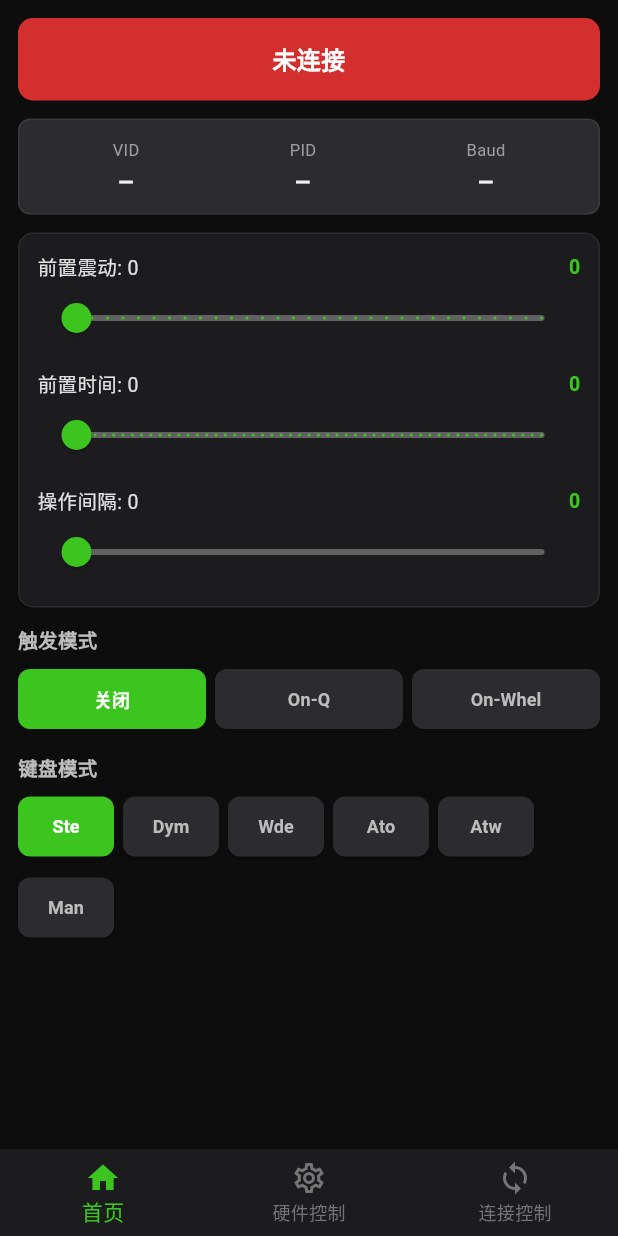
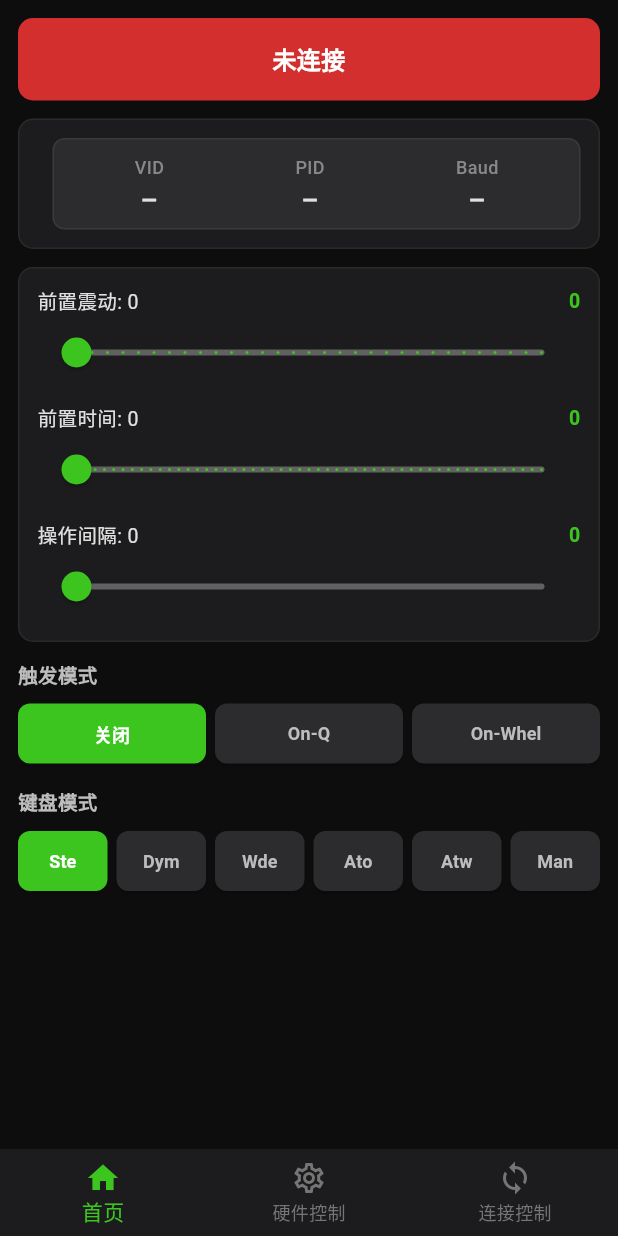
Before and after one commit to tobycroft/flutter_tuuzkb, a Flutter app: the screen it shows after launch, on a phone screen of 412 x 824 dp. Run offline on Flutter 3.47's test engine with Material 3 defaults, Android fonts, the phone set to English and light mode, and no system bars; our stand-ins replace shared_preferences.

Commit message:
修复键盘模式布局并添加防止休眠功能
- 键盘模式按钮从 Wrap 改为 Row，使 Expanded 生效，按钮均匀填充横排
- 添加 wakelock_plus 依赖，应用启动时启用防止屏幕休眠

```diff
--- a/lib/main.dart
+++ b/lib/main.dart
@@ -1,9 +1,10 @@
 import 'package:flutter/material.dart';
+import 'package:flutter_tuuzkb/pages/connection_page.dart';
 import 'package:flutter_tuuzkb/pages/home_page.dart';
 import 'package:flutter_tuuzkb/pages/settings_page.dart';
-import 'package:flutter_tuuzkb/pages/connection_page.dart';
 
 void main() {
+  WidgetsFlutterBinding.ensureInitialized();
   runApp(const TuuzKBApp());
 }
 
--- a/lib/pages/home_page.dart
+++ b/lib/pages/home_page.dart
@@ -1,5 +1,7 @@
 import 'dart:async';
+
 import 'package:flutter/material.dart';
+
 import '../store/ws.dart';
 
 class HomePage extends StatefulWidget {
@@ -34,7 +36,7 @@ class _HomePageState extends State<HomePage> {
     ws.sendMessage({
       'route': 'semi-config',
       'type': 'switch_output',
-      'data': {'name': name}
+      'data': {'name': name},
     });
     _cfggetTimer?.cancel();
     _cfggetTimer = Timer(Duration(seconds: 1), () {
@@ -82,9 +84,12 @@ class _HomePageState extends State<HomePage> {
 
   Color _getStatusColor() {
     switch (ws.connectionClass) {
-      case 'status-success': return Colors.green[700]!;
-      case 'status-progress': return Colors.blue[700]!;
-      default: return Colors.red[700]!;
+      case 'status-success':
+        return Colors.green[700]!;
+      case 'status-progress':
+        return Colors.blue[700]!;
+      default:
+        return Colors.red[700]!;
     }
   }
 
@@ -167,7 +172,11 @@ class _ConnectionBanner extends StatelessWidget {
       child: Text(
         message,
         textAlign: TextAlign.center,
-        style: TextStyle(color: Colors.white, fontSize: 16, fontWeight: FontWeight.w600),
+        style: TextStyle(
+          color: Colors.white,
+          fontSize: 16,
+          fontWeight: FontWeight.w600,
+        ),
       ),
     );
   }
@@ -196,51 +205,95 @@ class _OutputAndInfoPanel extends StatelessWidget {
 
   @override
   Widget build(BuildContext context) {
-    return Column(
-      crossAxisAlignment: CrossAxisAlignment.start,
+    return Container(
+      padding: EdgeInsets.all(12),
+      decoration: BoxDecoration(
+        color: Color(0xFF1C1C1E),
+        border: Border.all(color: Color(0xFF2A2A2A)),
+        borderRadius: BorderRadius.circular(10),
+      ),
+      child: IntrinsicHeight(
+        child: Row(
+          crossAxisAlignment: CrossAxisAlignment.stretch,
           children: [
             // Output switcher
-        if (outputs.isNotEmpty) ...[
-          Wrap(
-            spacing: 6,
-            runSpacing: 6,
+            if (outputs.isNotEmpty)
+              Expanded(
+                child: Row(
                   children: outputs.map((dev) {
                     final selected = currentOutput == dev.name;
-              return ActionChip(
-                label: Text('输出 ${dev.name}'),
-                backgroundColor: selected ? Color(0xFF3CC51F) : Color(0xFF2C2C2E),
-                labelStyle: TextStyle(
-                  color: selected ? Colors.white : Colors.grey[300],
-                  fontSize: 12,
+                    return Expanded(
+                      child: Padding(
+                        padding: EdgeInsets.only(
+                          right: outputs.last == dev ? 0 : 6,
                         ),
+                        child: ElevatedButton(
                           onPressed: () => onSwitchOutput(dev.name),
+                          style: ElevatedButton.styleFrom(
+                            backgroundColor: selected
+                                ? Color(0xFF3CC51F)
+                                : Color(0xFF2C2C2E),
+                            foregroundColor: selected
+                                ? Colors.white
+                                : Color(0xFFDDDDDD),
+                            padding: EdgeInsets.symmetric(vertical: 14),
+                            shape: RoundedRectangleBorder(
+                              borderRadius: BorderRadius.circular(10),
+                              side: BorderSide(
+                                color: selected
+                                    ? Color(0xFF3CC51F)
+                                    : Color(0xFF3A3A3C),
+                              ),
+                            ),
+                            elevation: 0,
+                          ),
+                          child: Text(
+                            '输出 ${dev.name}',
+                            style: TextStyle(
+                              fontSize: 15,
+                              fontWeight: FontWeight.w700,
+                            ),
+                          ),
+                        ),
+                      ),
                     );
                   }).toList(),
                 ),
-          SizedBox(height: 8),
-        ],
-
+              ),
+            SizedBox(width: 10),
             // Compact info
-        GestureDetector(
+            Expanded(
+              child: GestureDetector(
                 onTap: onTapMac,
                 child: Container(
-            padding: EdgeInsets.all(12),
+                  padding: EdgeInsets.all(10),
                   decoration: BoxDecoration(
-              color: Color(0xFF2C2C2E),
-              border: Border.all(color: Color(0xFF3A3A3C)),
+                    color: macmode ? Color(0xFF2A3A2A) : Color(0xFF2C2C2E),
+                    border: Border.all(
+                      color: macmode ? Color(0xFF3CC51F) : Color(0xFF3A3A3C),
+                    ),
                     borderRadius: BorderRadius.circular(8),
                   ),
                   child: Row(
                     mainAxisAlignment: MainAxisAlignment.spaceAround,
                     children: [
-                _InfoItem(label: 'VID', value: vid.isNotEmpty ? vid : '—'),
-                _InfoItem(label: 'PID', value: pid.isNotEmpty ? pid : '—'),
+                      _InfoItem(
+                        label: 'VID',
+                        value: vid.isNotEmpty ? vid : '—',
+                      ),
+                      _InfoItem(
+                        label: 'PID',
+                        value: pid.isNotEmpty ? pid : '—',
+                      ),
                       _InfoItem(label: 'Baud', value: baud > 0 ? '$baud' : '—'),
                     ],
                   ),
                 ),
               ),
+            ),
           ],
+        ),
+      ),
     );
   }
 }
@@ -254,14 +307,24 @@ class _InfoItem extends StatelessWidget {
   Widget build(BuildContext context) {
     return Column(
       children: [
-        Text(label, style: TextStyle(color: Colors.grey[500], fontSize: 11)),
+        Text(
+          label,
+          style: TextStyle(
+            color: Color(0xFF888888),
+            fontSize: 12,
+            fontWeight: FontWeight.w500,
+          ),
+        ),
         SizedBox(height: 2),
-        Text(value, style: TextStyle(
-          color: Colors.grey[200],
+        Text(
+          value,
+          style: TextStyle(
+            color: Color(0xFFE0E0E0),
             fontSize: 14,
             fontWeight: FontWeight.w700,
             fontFamily: 'Courier New',
-        )),
+          ),
+        ),
       ],
     );
   }
@@ -283,16 +346,34 @@ class _MaskPanel extends StatelessWidget {
       child: Column(
         crossAxisAlignment: CrossAxisAlignment.start,
         children: [
-          Text('屏蔽状态', style: TextStyle(color: Colors.grey[400], fontSize: 14, fontWeight: FontWeight.w700)),
+          Text(
+            '屏蔽状态',
+            style: TextStyle(
+              color: Colors.grey[400],
+              fontSize: 14,
+              fontWeight: FontWeight.w700,
+            ),
+          ),
           SizedBox(height: 8),
           Wrap(
             spacing: 6,
             runSpacing: 6,
-            children: keys.map((k) => Chip(
-              label: Text(k.display, style: TextStyle(fontSize: 11, color: Colors.white)),
+            children: keys
+                .map(
+                  (k) => Chip(
+                    label: Text(
+                      k.display,
+                      style: TextStyle(fontSize: 11, color: Colors.white),
+                    ),
                     backgroundColor: Color(0xFF8B0000),
-              deleteIcon: Icon(Icons.close, size: 14, color: Colors.white70),
-            )).toList(),
+                    deleteIcon: Icon(
+                      Icons.close,
+                      size: 14,
+                      color: Colors.white70,
+                    ),
+                  ),
+                )
+                .toList(),
           ),
         ],
       ),
@@ -381,8 +462,18 @@ class _SliderRow extends StatelessWidget {
         Row(
           mainAxisAlignment: MainAxisAlignment.spaceBetween,
           children: [
-            Text('$label: $value', style: TextStyle(color: Colors.grey[300], fontSize: 13)),
-            Text('$value', style: TextStyle(color: Color(0xFF3CC51F), fontSize: 13, fontWeight: FontWeight.w600)),
+            Text(
+              '$label: $value',
+              style: TextStyle(color: Colors.grey[300], fontSize: 13),
+            ),
+            Text(
+              '$value',
+              style: TextStyle(
+                color: Color(0xFF3CC51F),
+                fontSize: 13,
+                fontWeight: FontWeight.w600,
+              ),
+            ),
           ],
         ),
         Slider(
@@ -419,32 +510,88 @@ class _BottomBar extends StatelessWidget {
       crossAxisAlignment: CrossAxisAlignment.start,
       children: [
         // Trigger mode
-        Text('触发模式', style: TextStyle(color: Colors.grey[400], fontSize: 13, fontWeight: FontWeight.w700)),
+        Text(
+          '触发模式',
+          style: TextStyle(
+            color: Colors.grey[400],
+            fontSize: 13,
+            fontWeight: FontWeight.w700,
+          ),
+        ),
         SizedBox(height: 6),
         Row(
           children: [
-            _ModeButton(label: '关闭', selected: mode == 0, color: Color(0xFF3CC51F), onTap: () => onModeChange(0)),
+            _ModeButton(
+              label: '关闭',
+              selected: mode == 0,
+              color: Color(0xFF3CC51F),
+              onTap: () => onModeChange(0),
+            ),
             SizedBox(width: 6),
-            _ModeButton(label: 'On-Q', selected: mode == 1, color: Color(0xFF3CC51F), onTap: () => onModeChange(1)),
+            _ModeButton(
+              label: 'On-Q',
+              selected: mode == 1,
+              color: Color(0xFF3CC51F),
+              onTap: () => onModeChange(1),
+            ),
             SizedBox(width: 6),
-            _ModeButton(label: 'On-Whel', selected: mode == 2, color: Color(0xFF3CC51F), onTap: () => onModeChange(2)),
+            _ModeButton(
+              label: 'On-Whel',
+              selected: mode == 2,
+              color: Color(0xFF3CC51F),
+              onTap: () => onModeChange(2),
+            ),
           ],
         ),
         SizedBox(height: 12),
 
         // Endpoint mode
-        Text('键盘模式', style: TextStyle(color: Colors.grey[400], fontSize: 13, fontWeight: FontWeight.w700)),
+        Text(
+          '键盘模式',
+          style: TextStyle(
+            color: Colors.grey[400],
+            fontSize: 13,
+            fontWeight: FontWeight.w700,
+          ),
+        ),
         SizedBox(height: 6),
-        Wrap(
-          spacing: 6,
-          runSpacing: 6,
+        Row(
           children: [
-            _ModeButton(label: 'Ste', selected: endpointMode == 0, onTap: () => onEndpointChange(0)),
-            _ModeButton(label: 'Dym', selected: endpointMode == 1, onTap: () => onEndpointChange(1)),
-            _ModeButton(label: 'Wde', selected: endpointMode == 2, onTap: () => onEndpointChange(2)),
-            _ModeButton(label: 'Ato', selected: endpointMode == 3, onTap: () => onEndpointChange(3)),
-            _ModeButton(label: 'Atw', selected: endpointMode == 4, onTap: () => onEndpointChange(4)),
-            _ModeButton(label: 'Man', selected: endpointMode == 5, onTap: () => onEndpointChange(5)),
+            _ModeButton(
+              label: 'Ste',
+              selected: endpointMode == 0,
+              onTap: () => onEndpointChange(0),
+            ),
+            SizedBox(width: 6),
+            _ModeButton(
+              label: 'Dym',
+              selected: endpointMode == 1,
+              onTap: () => onEndpointChange(1),
+            ),
+            SizedBox(width: 6),
+            _ModeButton(
+              label: 'Wde',
+              selected: endpointMode == 2,
+              onTap: () => onEndpointChange(2),
+            ),
+            SizedBox(width: 6),
+            _ModeButton(
+              label: 'Ato',
+              selected: endpointMode == 3,
+              onTap: () => onEndpointChange(3),
+            ),
+            SizedBox(width: 6),
+            _ModeButton(
+              label: 'Atw',
+              selected: endpointMode == 4,
+              onTap: () => onEndpointChange(4),
+            ),
+            SizedBox(width: 6),
+            _ModeButton(
+              label: 'Man',
+              selected: endpointMode == 5,
+              onTap: () => onEndpointChange(5),
+            ),
           ],
         ),
       ],
@@ -478,7 +625,10 @@ class _ModeButton extends StatelessWidget {
           padding: EdgeInsets.symmetric(vertical: 10),
           shape: RoundedRectangleBorder(borderRadius: BorderRadius.circular(8)),
         ),
-        child: Text(label, style: TextStyle(fontSize: 12, fontWeight: FontWeight.w600)),
+        child: Text(
+          label,
+          style: TextStyle(fontSize: 12, fontWeight: FontWeight.w600),
+        ),
       ),
     );
   }
--- a/pubspec.yaml
+++ b/pubspec.yaml
@@ -36,6 +36,8 @@ dependencies:
   cupertino_icons: ^1.0.8
   web_socket_channel: ^2.4.0
   shared_preferences: ^2.2.2
+  wakelock_plus: ^1.2.5
+  package_info_plus: ^10.0.0
 
 dev_dependencies:
   flutter_test:
```
Also changed, not shown: pubspec.lock. Lines whose indentation alone changed are shown as unchanged.
